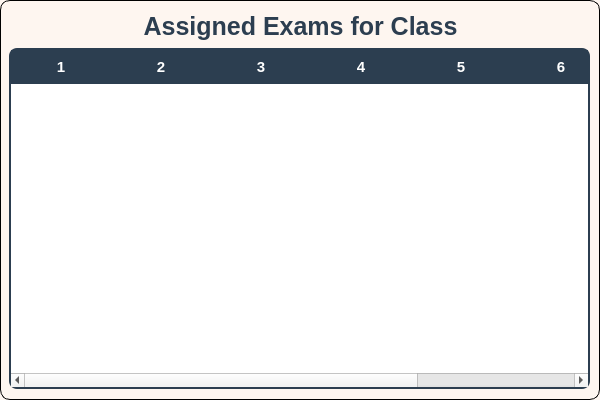
First picture: the form in StudentPanel/StudentExam.ui, repository sarimkhan4/SchoolManagementSystem, before the edit.
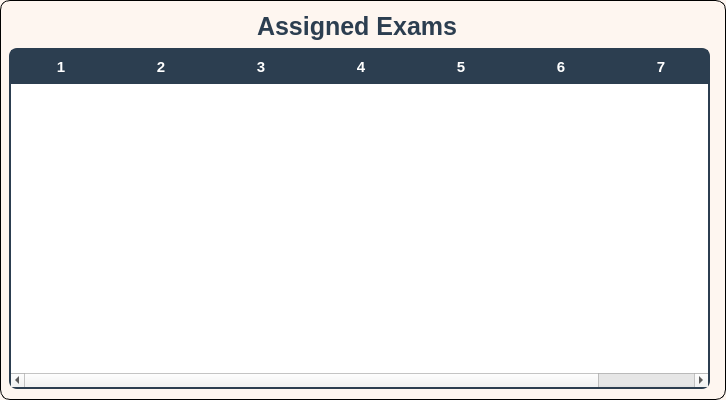
Second picture: the form after the edit.

```diff
--- a/StudentPanel/StudentExam.ui
+++ b/StudentPanel/StudentExam.ui
@@ -6,7 +6,7 @@
    <rect>
     <x>0</x>
     <y>0</y>
-    <width>600</width>
+    <width>726</width>
     <height>400</height>
    </rect>
   </property>
@@ -23,7 +23,7 @@
   <widget class="QLabel" name="titleLabel">
    <property name="geometry">
     <rect>
-     <x>10</x>
+     <x>70</x>
      <y>10</y>
      <width>581</width>
      <height>33</height>
@@ -42,7 +42,7 @@
 }</string>
    </property>
    <property name="text">
-    <string>Assigned Exams for Class</string>
+    <string>Assigned Exams </string>
    </property>
    <property name="alignment">
     <set>Qt::AlignmentFlag::AlignCenter</set>
@@ -53,7 +53,7 @@
     <rect>
      <x>9</x>
      <y>48</y>
-     <width>581</width>
+     <width>701</width>
      <height>341</height>
     </rect>
    </property>
```
